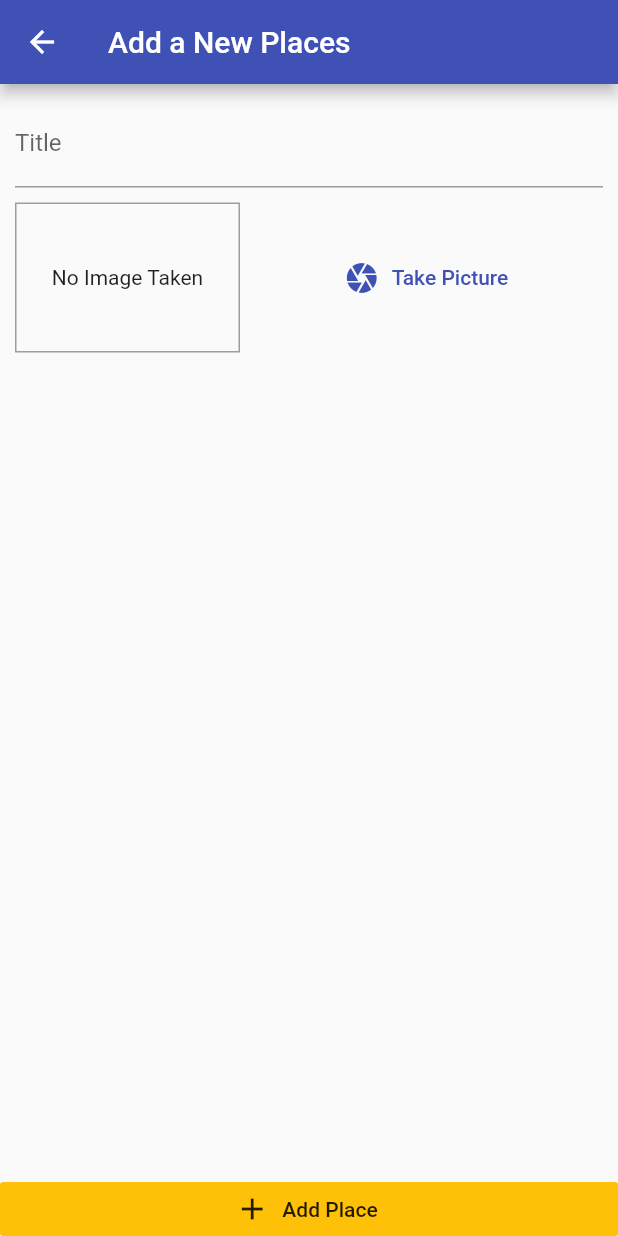
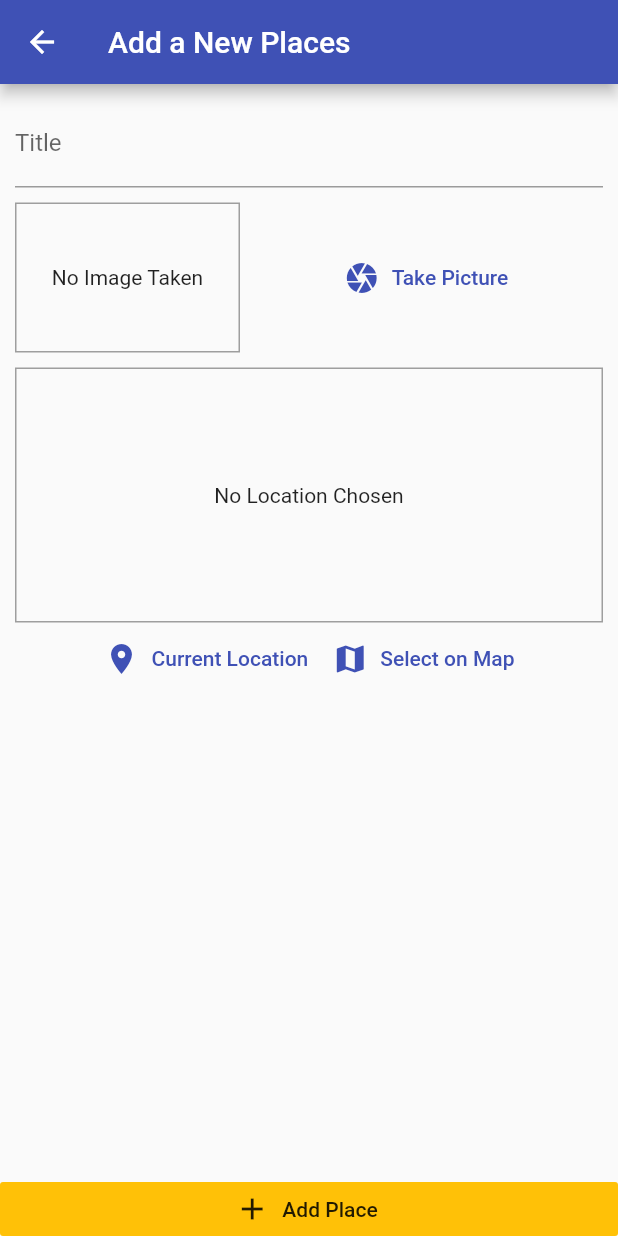
Before and after one commit to saad128/using-device-features, a Flutter app: the screen it shows after launch, after a tap on the "add" icon, on a phone screen of 412 x 824 dp. Run offline on Flutter 3.47's test engine with Material 2 defaults, Android fonts, the phone set to English and light mode, and no system bars; our stand-ins replace image_picker, location, sqflite; accounts and stored records are empty.

Commit message:
insert the maps in app

```diff
--- /dev/null
+++ b/lib/helpers/db_helper.dart
@@ -0,0 +1,31 @@
+import 'package:sqflite/sqflite.dart';
+import 'package:path/path.dart' as path;
+
+class DBHelper {
+  static Future<Database> database() async {
+    final dbPath = await getDatabasesPath();
+    return openDatabase(
+      path.join(dbPath, 'places.db'),
+      onCreate: (db, version) {
+        return db.execute(
+            'CREATE TABLE user_places(id TEXT PRIMARY KEY,title TEXT, image '
+            'TEXT)');
+      },
+      version: 1,
+    );
+  }
+
+  static Future<void> insert(String table, Map<String, Object> data) async {
+    final db = await DBHelper.database();
+    db.insert(
+      table,
+      data,
+      conflictAlgorithm: ConflictAlgorithm.replace,
+    );
+  }
+
+  static Future<List<Map<String, dynamic>>> getData(String table) async {
+    final db = await DBHelper.database();
+    return db.query(table);
+  }
+}
--- /dev/null
+++ b/lib/helpers/location_helper.dart
@@ -0,0 +1,10 @@
+const GOOGLE_API_KEY = 'SOME SPECIPIC KEY';
+//This google api key is given by google maps platform when we setup our paid
+// account with google.
+
+class LocationHelper {
+  static String generateLocationPreviewImage(
+      {double latitude, double longitude}) {
+    return 'https://maps.googleapis.com/maps/api/staticmap?center=&$latitude,$longitude&zoom=16&size=600x300&maptype=roadmap&markers=color:red%7Clabel:C%7C$latitude,$longitude&key=$GOOGLE_API_KEY';
+  }
+}
--- a/lib/main.dart
+++ b/lib/main.dart
@@ -19,10 +19,17 @@ class MyApp extends StatelessWidget {
         theme: ThemeData(
           primarySwatch: Colors.amber,
           primaryColor: Colors.indigo,
+          textButtonTheme: TextButtonThemeData(
+            style: ButtonStyle(
+              foregroundColor: MaterialStateProperty.resolveWith(
+                (states) => Colors.indigo,
+              ),
+            ),
+          ),
         ),
         home: PlacesListScreen(),
         routes: {
-          AddPlaceScreen.routeName : (ctx) => AddPlaceScreen(),
+          AddPlaceScreen.routeName: (ctx) => AddPlaceScreen(),
         },
       ),
     );
--- a/lib/providers/great_places.dart
+++ b/lib/providers/great_places.dart
@@ -1,6 +1,6 @@
 import 'dart:io';
-
 import 'package:flutter/foundation.dart';
+import '../helpers/db_helper.dart';
 import '../models/place.dart';
 
 class GreatPlace with ChangeNotifier {
@@ -19,5 +19,27 @@ class GreatPlace with ChangeNotifier {
     );
     _items.add(newPlace);
     notifyListeners();
+    DBHelper.insert(
+      'user_places',
+      {
+        'id': newPlace.id,
+        'title': newPlace.title,
+        'image': newPlace.image.path,
+      },
+    );
+  }
+
+  Future<void> fetchAndSetPlaces() async {
+    final dataList = await DBHelper.getData('user_places');
+    _items = dataList
+        .map(
+          (item) => Place(
+            id: item['id'],
+            title: item['title'],
+            image: File(item['image']),
+            location: null,
+          ),
+        ).toList();
+    notifyListeners();
   }
 }
--- a/lib/screens/add_place_screen.dart
+++ b/lib/screens/add_place_screen.dart
@@ -1,6 +1,7 @@
 import 'dart:io';
 
 import 'package:flutter/material.dart';
+import 'package:native_device_features/widgets/location_input.dart';
 import '../providers/great_places.dart';
 import 'package:provider/provider.dart';
 import '../widgets/image_input.dart';
@@ -56,6 +57,10 @@ class _AddPlaceScreenState extends State<AddPlaceScreen> {
                       height: 10,
                     ),
                     ImageInput(_selectImage),
+                    SizedBox(
+                      height: 10,
+                    ),
+                    LocationInput(),
                   ],
                 ),
               ),
--- a/lib/screens/places_list_screen.dart
+++ b/lib/screens/places_list_screen.dart
@@ -18,7 +18,12 @@ class PlacesListScreen extends StatelessWidget {
           ),
         ],
       ),
-      body: Consumer<GreatPlace>(
+      body: FutureBuilder(
+        future: Provider.of<GreatPlace>(context,listen: false)
+            .fetchAndSetPlaces(),
+        builder: (ctx, snapshot) => snapshot.connectionState ==
+            ConnectionState.waiting ? Center(child: CircularProgressIndicator(),) :
+        Consumer<GreatPlace>(
           child: Center(
             child: const Text(
               'Got no Places yet, start adding some!',
@@ -41,6 +46,7 @@ class PlacesListScreen extends StatelessWidget {
                   ),
                 ),
         ),
+      ),
     );
   }
 }
--- a/lib/widgets/image_input.dart
+++ b/lib/widgets/image_input.dart
@@ -7,31 +7,37 @@ import 'package:path_provider/path_provider.dart' as syspaths;
 
 class ImageInput extends StatefulWidget {
   final Function onSelectImage;
+
   ImageInput(this.onSelectImage);
+
   @override
   _ImageInputState createState() => _ImageInputState();
 }
 
 class _ImageInputState extends State<ImageInput> {
   File _storedImage;
-
+  final _picked = ImagePicker();
 
   Future<void> _takePicture() async {
-    // ignore: deprecated_member_use
-    final imageFile = await ImagePicker.pickImage(
+    // final imageFile = await ImagePicker.pickImage(
+    //   source: ImageSource.camera,
+    //   maxWidth: 600,
+    // );
+    PickedFile imageFile = await _picked.getImage(
       source: ImageSource.camera,
       maxWidth: 600,
     );
+    if (imageFile == null) {
+      return;
+    }
     setState(() {
-      _storedImage = imageFile ;
+      _storedImage = imageFile as File;
     });
     final appDir = await syspaths.getApplicationDocumentsDirectory();
     final fileName = path.basename(imageFile.path);
-    final savedImage = await imageFile.copy('${appDir.path}/$fileName');
-    widget.onSelectImage(savedImage);
+    // final savedImage = await imageFile.copy('${appDir.path}/$fileName');
+    // widget.onSelectImage(savedImage);
   }
-
-
 
   @override
   Widget build(BuildContext context) {
--- /dev/null
+++ b/lib/widgets/location_input.dart
@@ -0,0 +1,67 @@
+import 'package:flutter/material.dart';
+import 'package:location/location.dart';
+import 'package:native_device_features/helpers/location_helper.dart';
+
+class LocationInput extends StatefulWidget {
+  @override
+  _LocationInputState createState() => _LocationInputState();
+}
+
+class _LocationInputState extends State<LocationInput> {
+  String _previewImageUrl;
+
+  Future<void> _getCurrentUserLocation() async {
+    final locData = await Location().getLocation();
+    final staticMapImageUrl =  LocationHelper.generateLocationPreviewImage(
+      latitude: locData.latitude,
+      longitude: locData.longitude,
+    );
+    setState(() {
+      _previewImageUrl = staticMapImageUrl;
+    });
+  }
+
+  @override
+  Widget build(BuildContext context) {
+    return Column(
+      children: [
+        Container(
+          height: 170.0,
+          width: double.infinity,
+          alignment: Alignment.center,
+          decoration: BoxDecoration(
+            border: Border.all(
+              width: 1,
+              color: Colors.grey,
+            ),
+          ),
+          child: _previewImageUrl == null
+              ? Text(
+                  'No Location Chosen',
+                  textAlign: TextAlign.center,
+                )
+              : Image.network(
+                  _previewImageUrl,
+                  fit: BoxFit.cover,
+                  width: double.infinity,
+                ),
+        ),
+        Row(
+          mainAxisAlignment: MainAxisAlignment.center,
+          children: [
+            TextButton.icon(
+              onPressed: _getCurrentUserLocation,
+              icon: Icon(Icons.location_on),
+              label: Text('Current Location'),
+            ),
+            TextButton.icon(
+              onPressed: () {},
+              icon: Icon(Icons.map),
+              label: Text('Select on Map'),
+            ),
+          ],
+        ),
+      ],
+    );
+  }
+}
--- a/pubspec.yaml
+++ b/pubspec.yaml
@@ -24,9 +24,11 @@ dependencies:
   flutter:
     sdk: flutter
   provider: ^4.3.3
-  image_picker:
+  image_picker: ^0.7.3
   path_provider: ^2.0.1
   path: ^1.8.0
+  sqflite: ^1.3.2+4
+  location: ^4.1.1
 
 
   # The following adds the Cupertino Icons font to your application.
```
Also changed, not shown: pubspec.lock. Lines whose indentation alone changed are shown as unchanged.
